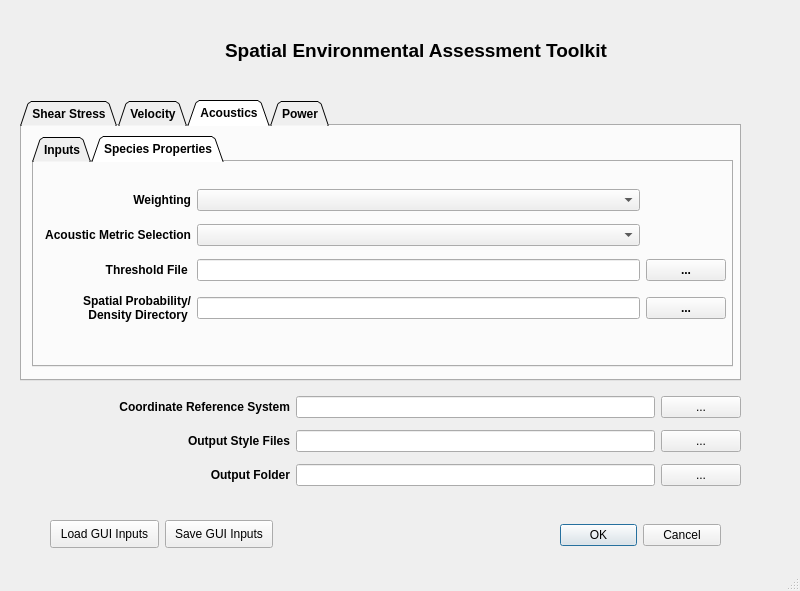
The window that seat/stressor_receptor_calc_dialog_base.ui (sandialabs/seat-qgis-plugin) describes before a commit, drawn with Qt 5.
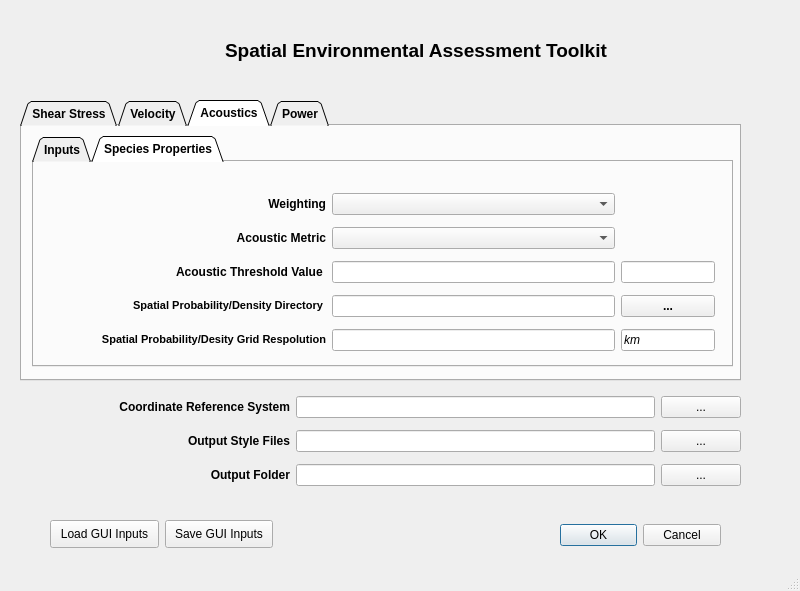
The same window after the commit. Icons and pictures are not drawn.

Commit message: threshold and grid resolution gui inputs

What changed in the file:
```diff
--- a/seat/stressor_receptor_calc_dialog_base.ui
+++ b/seat/stressor_receptor_calc_dialog_base.ui
@@ -918,16 +918,16 @@
       <attribute name="title">
        <string>Species Properties</string>
       </attribute>
-      <widget class="QWidget" name="layoutWidget">
+      <widget class="QWidget" name="">
        <property name="geometry">
         <rect>
-         <x>11</x>
-         <y>20</y>
-         <width>681</width>
-         <height>151</height>
+         <x>10</x>
+         <y>25</y>
+         <width>671</width>
+         <height>170</height>
         </rect>
        </property>
-       <layout class="QGridLayout" name="gridLayout_3">
+       <layout class="QGridLayout" name="gridLayout_3" columnstretch="3,3,1">
         <item row="0" column="0">
          <widget class="QLabel" name="label_19">
           <property name="toolTip">
@@ -967,7 +967,7 @@
            <string>&lt;html&gt;&lt;head/&gt;&lt;body&gt;&lt;p&gt;Select the method of determining the acoustic value to use. &lt;/p&gt;&lt;/body&gt;&lt;/html&gt;</string>
           </property>
           <property name="text">
-           <string>&lt;html&gt;&lt;head/&gt;&lt;body&gt;&lt;p align=&quot;right&quot;&gt;Acoustic Metric Selection&lt;/p&gt;&lt;/body&gt;&lt;/html&gt;</string>
+           <string>&lt;html&gt;&lt;head/&gt;&lt;body&gt;&lt;p align=&quot;right&quot;&gt;Acoustic Metric&lt;/p&gt;&lt;/body&gt;&lt;/html&gt;</string>
           </property>
          </widget>
         </item>
@@ -991,7 +991,7 @@
            <string>&lt;html&gt;&lt;head/&gt;&lt;body&gt;&lt;p&gt;&lt;span style=&quot; font-weight:400;&quot;&gt;Select acoustic threshold file&lt;/span&gt;&lt;/p&gt;&lt;/body&gt;&lt;/html&gt;</string>
           </property>
           <property name="text">
-           <string>&lt;html&gt;&lt;head/&gt;&lt;body&gt;&lt;p align=&quot;right&quot;&gt;Threshold File &lt;/p&gt;&lt;/body&gt;&lt;/html&gt;</string>
+           <string>&lt;html&gt;&lt;head/&gt;&lt;body&gt;&lt;p align=&quot;right&quot;&gt;Acoustic Threshold Value &lt;/p&gt;&lt;/body&gt;&lt;/html&gt;</string>
           </property>
           <property name="wordWrap">
            <bool>true</bool>
@@ -1011,14 +1011,17 @@
            <string/>
           </property>
           <property name="readOnly">
-           <bool>true</bool>
+           <bool>false</bool>
           </property>
          </widget>
         </item>
         <item row="2" column="2">
-         <widget class="QPushButton" name="paracousti_threshold_button">
-          <property name="text">
-           <string>...</string>
+         <widget class="QLineEdit" name="paracousti_threshold_units">
+          <property name="enabled">
+           <bool>true</bool>
+          </property>
+          <property name="readOnly">
+           <bool>true</bool>
           </property>
          </widget>
         </item>
@@ -1037,7 +1040,7 @@
            <string>&lt;html&gt;&lt;head/&gt;&lt;body&gt;&lt;p&gt;&lt;span style=&quot; font-weight:400;&quot;&gt;Select directory of species probability and density files&lt;/span&gt;&lt;/p&gt;&lt;/body&gt;&lt;/html&gt;</string>
           </property>
           <property name="text">
-           <string>&lt;html&gt;&lt;head/&gt;&lt;body&gt;&lt;p align=&quot;right&quot;&gt;Spatial Probability/Density Directory &lt;/p&gt;&lt;/body&gt;&lt;/html&gt;</string>
+           <string>&lt;html&gt;&lt;head/&gt;&lt;body&gt;&lt;p align=&quot;right&quot;&gt;&lt;span style=&quot; font-size:8pt;&quot;&gt;Spatial Probability/Density Directory &lt;/span&gt;&lt;/p&gt;&lt;/body&gt;&lt;/html&gt;</string>
           </property>
           <property name="wordWrap">
            <bool>true</bool>
@@ -1068,6 +1071,60 @@
           </property>
          </widget>
         </item>
+        <item row="4" column="0">
+         <widget class="QLabel" name="label_67">
+          <property name="toolTip">
+           <string>&lt;html&gt;&lt;head/&gt;&lt;body&gt;&lt;p&gt;Receptor File (CSV file) including the following rows,&lt;/p&gt;&lt;p&gt;&lt;span style=&quot; font-weight:400;&quot;&gt;species, Paracousti Variable, Threshold (dB re 1uPa), species file averaged area (km2)&lt;/span&gt;&lt;/p&gt;&lt;/body&gt;&lt;/html&gt;</string>
+          </property>
+          <property name="whatsThis">
+           <string>&lt;html&gt;&lt;head/&gt;&lt;body&gt;&lt;p&gt;&lt;span style=&quot; font-weight:400;&quot;&gt;Select acoustic threshold file&lt;/span&gt;&lt;/p&gt;&lt;/body&gt;&lt;/html&gt;</string>
+          </property>
+          <property name="text">
+           <string>&lt;html&gt;&lt;head/&gt;&lt;body&gt;&lt;p align=&quot;right&quot;&gt;&lt;span style=&quot; font-size:8pt;&quot;&gt;Spatial Probability/Desity Grid Respolution&lt;/span&gt;&lt;/p&gt;&lt;/body&gt;&lt;/html&gt;</string>
+          </property>
+          <property name="wordWrap">
+           <bool>true</bool>
+          </property>
+         </widget>
+        </item>
+        <item row="4" column="1">
+         <widget class="QLineEdit" name="paracousti_species_grid_resolution">
+          <property name="font">
+           <font>
+            <pointsize>8</pointsize>
+            <weight>50</weight>
+            <bold>false</bold>
+           </font>
+          </property>
+          <property name="text">
+           <string/>
+          </property>
+          <property name="readOnly">
+           <bool>false</bool>
+          </property>
+         </widget>
+        </item>
+        <item row="4" column="2">
+         <widget class="QLineEdit" name="lineEdit_2">
+          <property name="enabled">
+           <bool>true</bool>
+          </property>
+          <property name="font">
+           <font>
+            <pointsize>9</pointsize>
+            <weight>50</weight>
+            <italic>true</italic>
+            <bold>false</bold>
+           </font>
+          </property>
+          <property name="text">
+           <string>km</string>
+          </property>
+          <property name="readOnly">
+           <bool>true</bool>
+          </property>
+         </widget>
+        </item>
        </layout>
       </widget>
      </widget>
```
Left out of the diff: 2 changed lines with no effect on the pictures. The commit also changes 2 other files.
